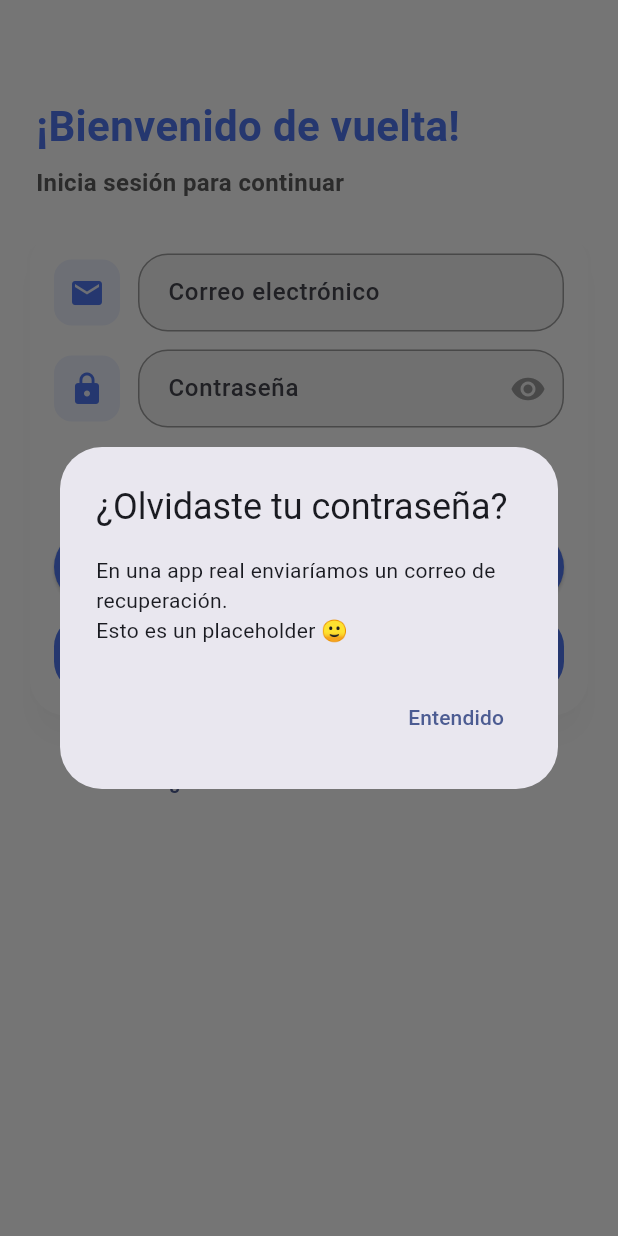
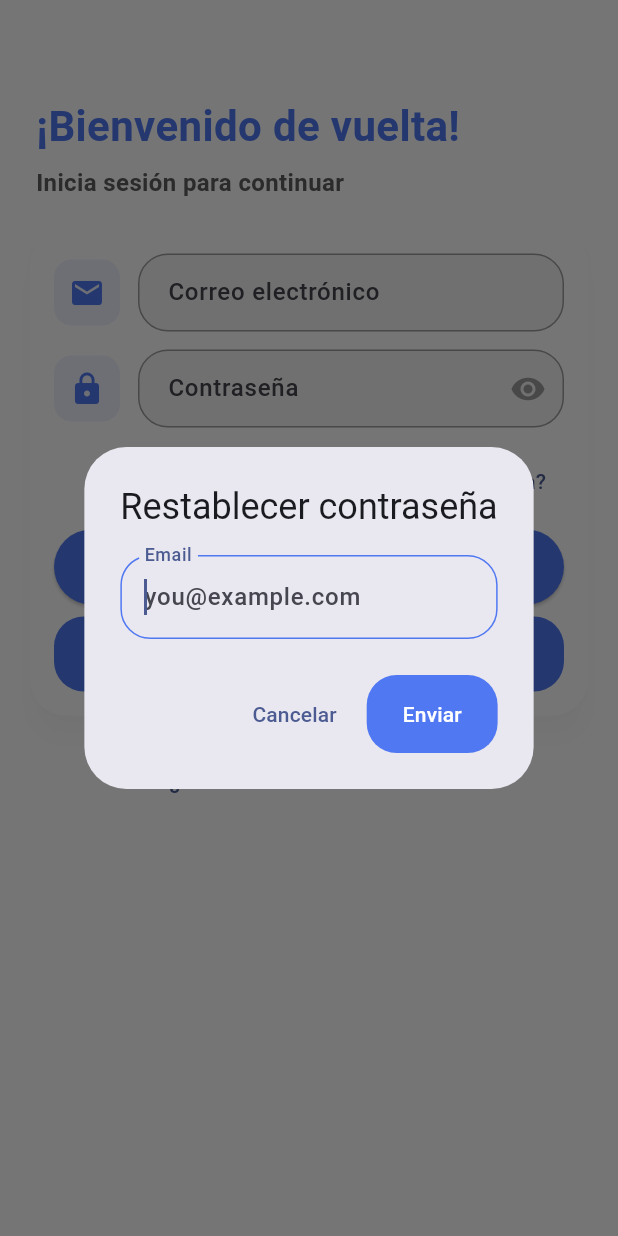
Before and after one commit to laiamarnav/Swappy, a Flutter app: the screen it shows after launch, after a tap on "¿Olvidaste tu contraseña?", on a phone screen of 412 x 824 dp. Run offline on Flutter 3.47's test engine with Material 3 defaults, Android fonts, the phone set to English and light mode, and no system bars; our stand-ins replace curved_navigation_bar, firebase_auth, firebase_core, get_it, google_sign_in, shared_preferences; accounts and stored records are empty.

Commit message:
cosas para la autenticacion

```diff
--- a/lib/infrastructure/auth/auth_service.dart
+++ b/lib/infrastructure/auth/auth_service.dart
@@ -16,6 +16,9 @@ abstract class AuthService {
 
   // Google
   Future<UserCredential> signInWithGoogle();
+
+  // 🔹 Restablecer contraseña (NUEVO)
+  Future<void> sendPasswordResetEmail(String email);
 
   // Cerrar sesión (completa)
   Future<void> signOut();
@@ -73,7 +76,6 @@ class FirebaseAuthService implements AuthService {
       final provider = GoogleAuthProvider();
       provider.setCustomParameters({'prompt': 'select_account'});
       return _wrapFirebase(() => _auth.signInWithPopup(provider));
-      // Alternativa: await _auth.signInWithRedirect(provider);
     } else {
       // ANDROID / iOS: flujo nativo con google_sign_in
       final googleUser = await _google.signIn();
@@ -87,6 +89,12 @@ class FirebaseAuthService implements AuthService {
       );
       return _wrapFirebase(() => _auth.signInWithCredential(credential));
     }
+  }
+
+  // 🔹 Restablecer contraseña (NUEVO)
+  @override
+  Future<void> sendPasswordResetEmail(String email) {
+    return _wrapFirebase(() => _auth.sendPasswordResetEmail(email: email.trim()));
   }
 
   @override
--- a/lib/infrastructure/auth/firebase_auth_service.dart
+++ b/lib/infrastructure/auth/firebase_auth_service.dart
@@ -70,6 +70,21 @@ class FirebaseAuthService implements AuthService {
     ]);
   }
 
+  @override
+  Future<void> sendPasswordResetEmail(String email) async {
+    try {
+      await _firebaseAuth.sendPasswordResetEmail(email: email.trim());
+    } on FirebaseAuthException catch (e) {
+      // Usa tu mapeo si lo tienes; aquí lanzamos un AuthException simple
+      throw AuthException(
+        e.message ?? 'Error al enviar el correo de recuperación',
+        code: e.code,
+      );
+    } catch (_) {
+      throw AuthException('Ha ocurrido un error inesperado', code: 'unknown');
+    }
+  }
+
   String _mapError(String code) {
     switch (code) {
       case 'email-already-in-use':
--- a/lib/presentation/auth/login_screen.dart
+++ b/lib/presentation/auth/login_screen.dart
@@ -1,3 +1,4 @@
+// lib/presentation/auth/login_screen.dart
 import 'package:flutter/material.dart';
 import '../../infrastructure/di/locator.dart';
 import '../../infrastructure/auth/auth_service.dart';
@@ -93,23 +94,56 @@ class _LoginScreenState extends State<LoginScreen> {
     }
   }
 
-  void _forgotPassword() {
-    showDialog(
+  // 🔁 Reemplazado: ahora pide email y envía el correo real de recuperación
+  Future<void> _forgotPassword() async {
+    final auth = locator<AuthService>();
+    final ctrl = TextEditingController(text: _email.text.trim());
+
+    final email = await showDialog<String?>(
       context: context,
       builder: (ctx) => AlertDialog(
-        title: const Text('¿Olvidaste tu contraseña?'),
-        content: const Text(
-          'En una app real enviaríamos un correo de recuperación.\n'
-          'Esto es un placeholder 🙂',
+        title: const Text('Restablecer contraseña'),
+        content: TextField(
+          controller: ctrl,
+          decoration: const InputDecoration(
+            labelText: 'Email',
+            hintText: 'you@example.com',
+          ),
+          keyboardType: TextInputType.emailAddress,
+          autofocus: true,
         ),
         actions: [
           TextButton(
-            onPressed: () => Navigator.pop(ctx),
-            child: const Text('Entendido'),
+            onPressed: () => Navigator.pop(ctx, null),
+            child: const Text('Cancelar'),
+          ),
+          FilledButton(
+            onPressed: () => Navigator.pop(ctx, ctrl.text.trim()),
+            child: const Text('Enviar'),
           ),
         ],
       ),
     );
+
+    if (email == null || email.isEmpty) return;
+
+    try {
+      await auth.sendPasswordResetEmail(email);
+      if (!mounted) return;
+      ScaffoldMessenger.of(context).showSnackBar(
+        SnackBar(content: Text('Te enviamos un email de recuperación a $email')),
+      );
+    } on AuthException catch (e) {
+      if (!mounted) return;
+      ScaffoldMessenger.of(context).showSnackBar(
+        SnackBar(content: Text('${e.message} (${e.code})')),
+      );
+    } catch (e) {
+      if (!mounted) return;
+      ScaffoldMessenger.of(context).showSnackBar(
+        SnackBar(content: Text(e.toString())),
+      );
+    }
   }
 
   @override
@@ -204,7 +238,7 @@ class _LoginScreenState extends State<LoginScreen> {
                       Align(
                         alignment: Alignment.centerRight,
                         child: TextButton(
-                          onPressed: _forgotPassword,
+                          onPressed: _loading ? null : _forgotPassword, // <- deshabilita si está cargando
                           child: const Text('¿Olvidaste tu contraseña?'),
                         ),
                       ),
```
